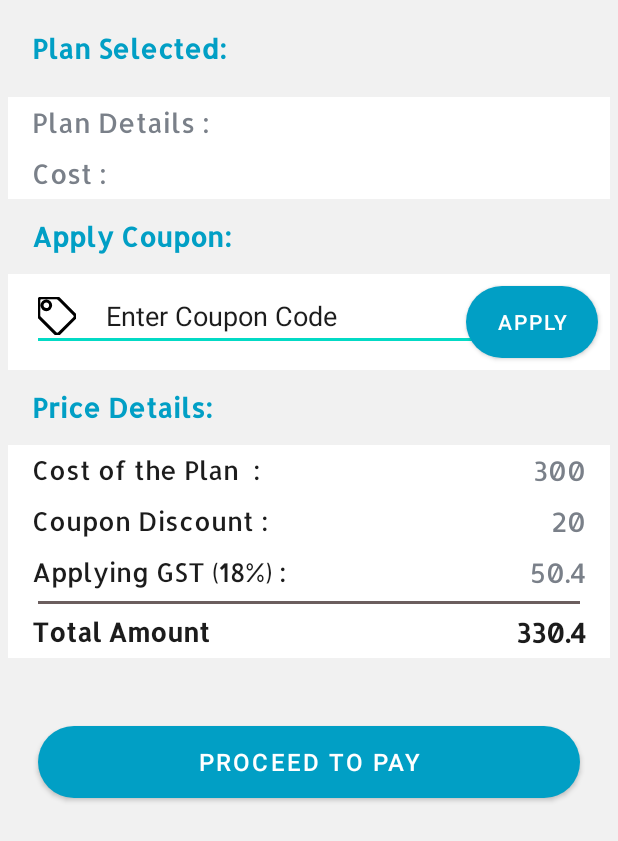
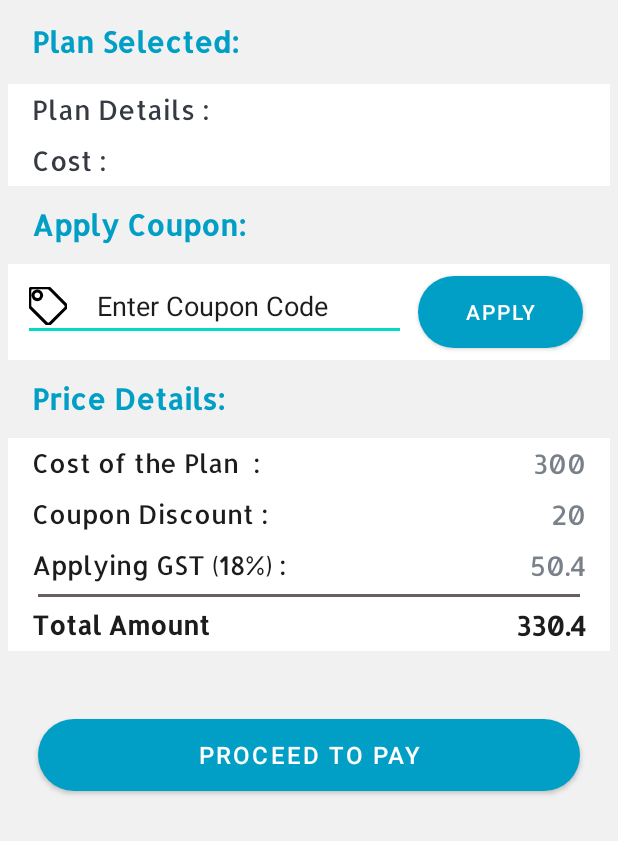
Before and after one commit to manikumarreddy06/besure, an Android app: the layout activity_billing.xml on its own in the app's theme, with its tools: preview values and no code run, on a phone screen of 412 x 824 dp. Shown: the top 841 px of the screen. Run offline under Robolectric (Android 15) with nearby library versions, the light colour scheme and no system bars.

Commit message:
billing screen updated

```diff
--- a/app/src/main/res/layout/activity_billing.xml
+++ b/app/src/main/res/layout/activity_billing.xml
@@ -14,11 +14,11 @@
         android:layout_width="wrap_content"
         android:layout_height="wrap_content"
         android:layout_gravity="start"
-        android:layout_marginVertical="15dp"
+        android:layout_marginVertical="10dp"
         android:layout_marginStart="16dp"
         android:text="Plan Selected:"
         android:textColor="@color/colorPrimary"
-        android:textSize="18sp" />
+        android:textSize="19sp" />
 
     <LinearLayout
         android:layout_width="match_parent"
@@ -34,6 +34,7 @@
             android:layout_width="wrap_content"
             android:layout_height="wrap_content"
             android:layout_gravity="start"
+            android:textColor="@color/primary_text_color"
             android:layout_marginHorizontal="16dp"
             android:layout_marginVertical="5dp"
             android:layout_marginTop="8dp"
@@ -42,6 +43,7 @@
         <TextView
             android:id="@+id/tvPlanPrice"
             style="@style/Description"
+            android:textColor="@color/primary_text_color"
             android:layout_width="wrap_content"
             android:layout_height="wrap_content"
             android:layout_gravity="start"
@@ -61,37 +63,42 @@
         android:layout_marginStart="16dp"
         android:text="Apply Coupon:"
         android:textColor="@color/colorPrimary"
-        android:textSize="18sp" />
+        android:textSize="19sp" />
 
-    <RelativeLayout
+    <LinearLayout
         android:layout_width="match_parent"
         android:layout_height="wrap_content"
         android:layout_marginVertical="5dp"
+        android:paddingHorizontal="10dp"
         android:background="@color/white"
-        android:orientation="vertical">
+        android:orientation="horizontal">
 
         <EditText
-            android:layout_width="match_parent"
+            android:layout_width="0dp"
             android:layout_height="wrap_content"
-            android:layout_marginHorizontal="16dp"
+            android:layout_weight="0.7"
             android:layout_marginVertical="5dp"
             android:drawableStart="@drawable/ic_tag_icon"
             android:drawablePadding="20dp"
-            android:textColorHint="@color/black"
             android:hint="Enter Coupon Code"
             android:inputType="text"
-            android:textColor="@color/black" />
+            android:textColor="@color/black"
+            android:textColorHint="@color/black" />
 
         <Button
-            android:layout_width="wrap_content"
+            android:layout_width="0dp"
             android:layout_height="wrap_content"
+            android:layout_weight="0.3"
             android:layout_alignParentRight="true"
-            android:layout_margin="@dimen/margin_8dp"
-            app:backgroundTint="@color/colorPrimary"
+            android:layout_marginStart="@dimen/margin_8dp"
+            android:layout_marginTop="@dimen/margin_8dp"
+            android:layout_marginEnd="@dimen/margin_8dp"
+            android:layout_marginBottom="@dimen/margin_8dp"
             android:background="@drawable/shape_button_rounded"
-            android:text="APPLY" />
+            android:text="APPLY"
+            app:backgroundTint="@color/colorPrimary" />
 
-    </RelativeLayout>
+    </LinearLayout>
 
     <TextView
         style="@style/Title"
@@ -102,7 +109,7 @@
         android:layout_marginStart="16dp"
         android:text="Price Details:"
         android:textColor="@color/colorPrimary"
-        android:textSize="18sp" />
+        android:textSize="19sp" />
 
     <LinearLayout
         android:layout_width="match_parent"
```
